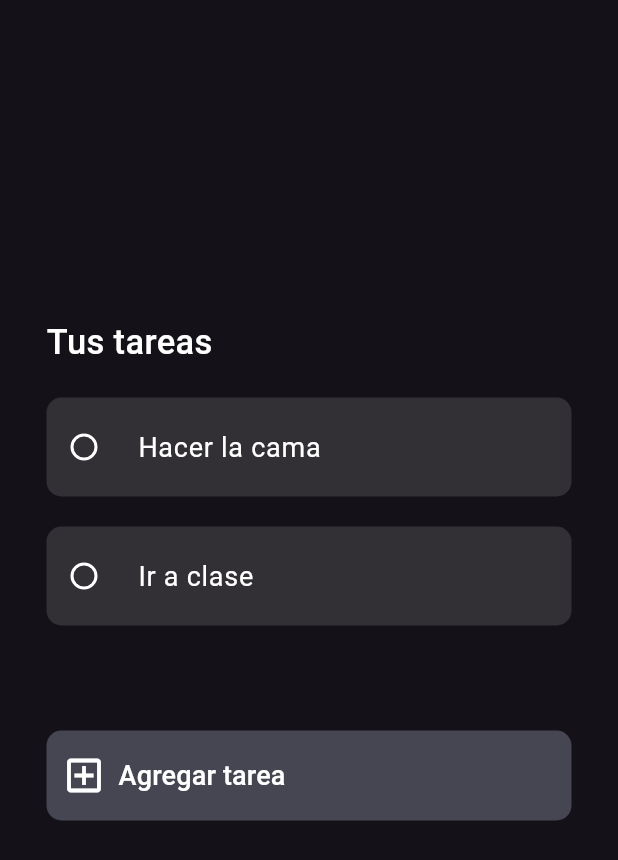
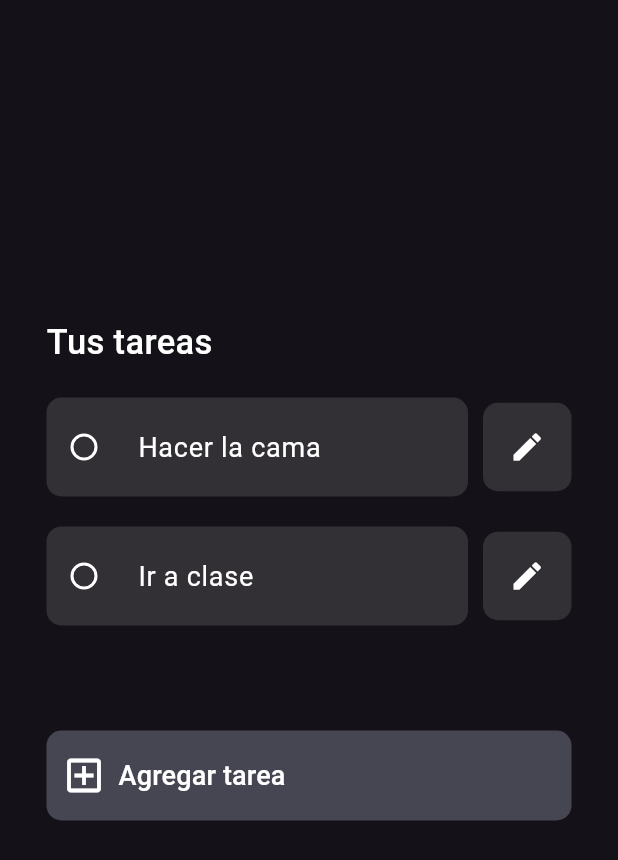
Before and after one commit to gettasksdone/GetTasksDone-web-client, a Flutter app: the TasksView widget shown alone on an empty page, opened directly, on a phone screen of 412 x 824 dp. Shown: the top 860 px of the screen. Run offline on Flutter 3.47's test engine with Material 3 defaults, Android fonts, the phone set to English and light mode, and no system bars; our stand-ins replace flutter_riverpod, flutter_svg, go_router, riverpod_annotation; generated files the repository leaves out were written again.

Commit message:
Working on adding tasks

```diff
--- /dev/null
+++ b/lib/enums/task_date.dart
@@ -0,0 +1,5 @@
+enum TaskDate {
+  saved,
+  next,
+  someday;
+}
--- /dev/null
+++ b/lib/enums/task_length.dart
@@ -0,0 +1,11 @@
+enum TaskLength {
+  minutes15(text: "15 MIN"),
+  minutes30(text: "30 MIN"),
+  hours1(text: "1 HORA"),
+  hours2(text: "2 HORAS"),
+  hours3(text: "3 HORAS");
+
+  const TaskLength({required this.text});
+
+  final String text;
+}
--- /dev/null
+++ b/lib/logic/task.dart
@@ -0,0 +1,46 @@
+import 'package:gtd_client/enums/task_length.dart';
+import 'package:gtd_client/enums/task_date.dart';
+import 'package:uuid/uuid.dart';
+
+class Task {
+  final String id = const Uuid().v4();
+  String? description;
+  TaskDate _category;
+  TaskLength length;
+  DateTime? _when;
+  bool recurring;
+  String? tag;
+  String name;
+
+  Task({
+    required this.name,
+    required this.length,
+    required TaskDate category,
+    this.recurring = false,
+    this.description,
+    this.tag,
+    DateTime? when,
+  })  : _when = when,
+        _category = category {
+    if (_category == TaskDate.saved) {
+      assert(_when != null);
+    }
+  }
+
+  TaskDate get category => _category;
+
+  DateTime get when {
+    assert(_category == TaskDate.saved);
+
+    return _when!;
+  }
+
+  void setCategory(TaskDate category, DateTime? when) {
+    if (category == TaskDate.saved) {
+      assert(when != null);
+    }
+
+    _category = category;
+    _when = when;
+  }
+}
--- a/lib/views/tasks_view.dart
+++ b/lib/views/tasks_view.dart
@@ -1,7 +1,11 @@
+import 'package:gtd_client/widgets/custom_text_button.dart';
 import 'package:gtd_client/widgets/checkbox_button.dart';
 import 'package:gtd_client/utilities/extensions.dart';
+import 'package:gtd_client/utilities/constants.dart';
+import 'package:gtd_client/enums/task_length.dart';
+import 'package:gtd_client/enums/task_date.dart';
+import 'package:gtd_client/logic/task.dart';
 import 'package:flutter/material.dart';
-import 'package:gtd_client/widgets/custom_icon_button.dart';
 
 class TasksView extends StatefulWidget {
   const TasksView({super.key});
@@ -12,12 +16,38 @@ class TasksView extends StatefulWidget {
 
 class _TasksViewState extends State<TasksView> {
   static const EdgeInsets _rowPadding = EdgeInsets.only(bottom: 20.0);
+  static const double _editButtonSize = 59.0;
 
-  List<String> _tasks = ['Hacer la cama', 'Ir a clase'];
+  List<Task> _tasks = [
+    Task(
+      when: DateTime(2024, 2, 29, 9),
+      length: TaskLength.minutes15,
+      category: TaskDate.saved,
+      name: "Hacer la cama",
+      tag: "DOMÉSTICO",
+      recurring: true,
+    ),
+    Task(
+      when: DateTime(2024, 2, 29, 10),
+      length: TaskLength.hours1,
+      category: TaskDate.saved,
+      name: "Ir a clase",
+      tag: "UNIVERSIDAD",
+      recurring: true,
+    ),
+  ];
+  int _editTaskIndex = 0;
+  bool _editTask = false;
 
   @override
   Widget build(BuildContext context) {
     final ColorScheme colors = context.colorScheme;
+
+    if (_editTask) {
+      return Center(
+        child: Text('Index: $_editTaskIndex'),
+      );
+    }
 
     return Center(
       child: SizedBox(
@@ -37,12 +67,38 @@ class _TasksViewState extends State<TasksView> {
                 ),
               ),
             ),
-            for (String task in _tasks)
+            for (int i = 0; i < _tasks.length; i++)
               Padding(
                 padding: _rowPadding,
-                child: CheckboxButton(
-                  text: task,
-                  onChanged: (value) {},
+                child: Row(
+                  children: [
+                    Expanded(
+                      child: CheckboxButton(
+                        text: _tasks[i].name,
+                        onChanged: (value) {},
+                      ),
+                    ),
+                    const SizedBox(width: 10.0),
+                    SizedBox(
+                      width: _editButtonSize,
+                      height: _editButtonSize,
+                      child: IconButton(
+                        icon: const Icon(Icons.edit),
+                        style: IconButton.styleFrom(
+                          backgroundColor: colors.onSurface.lighten(80),
+                          shape: const RoundedRectangleBorder(
+                            borderRadius: roundedCorners,
+                          ),
+                        ),
+                        onPressed: () {
+                          setState(() {
+                            _editTaskIndex = i;
+                            _editTask = true;
+                          });
+                        },
+                      ),
+                    ),
+                  ],
                 ),
               ),
             const SizedBox(height: 50.0),
--- a/lib/widgets/custom_icon_button.dart
+++ b/lib/widgets/custom_text_button.dart
@@ -5,12 +5,14 @@ import 'package:flutter/material.dart';
 class CustomIconButton extends StatelessWidget {
   final IconData icon;
   final double height;
-  final String label;
+  final double? width;
+  final String? label;
 
   const CustomIconButton({
     super.key,
-    required this.label,
     required this.icon,
+    this.label,
+    this.width,
     this.height = 60.0,
   });
 
@@ -26,16 +28,18 @@ class CustomIconButton extends StatelessWidget {
         size: 30.0,
         color: colors.onSecondary,
       ),
-      label: Text(
-        label,
-        style: TextStyle(
-          fontSize: defaultFontSize,
-          color: colors.onSecondary,
-        ),
-      ),
+      label: label != null
+          ? Text(
+              label!,
+              style: TextStyle(
+                fontSize: defaultFontSize,
+                color: colors.onSecondary,
+              ),
+            )
+          : const SizedBox.shrink(),
       style: TextButton.styleFrom(
         alignment: Alignment.centerLeft,
-        fixedSize: Size(size.width, height),
+        fixedSize: Size(width ?? size.width, height),
         padding: const EdgeInsets.all(paddingAmount),
         backgroundColor: colors.primary.lighten(80).withAlpha(65),
         shape: const RoundedRectangleBorder(borderRadius: roundedCorners),
--- a/pubspec.yaml
+++ b/pubspec.yaml
@@ -20,6 +20,7 @@ dependencies:
   crypto: ^3.0.3
   http: ^1.2.0
   go_router: ^13.0.1
+  uuid: ^4.3.2
 
 dev_dependencies:
   flutter_test:
```
Also changed, not shown: pubspec.lock.
